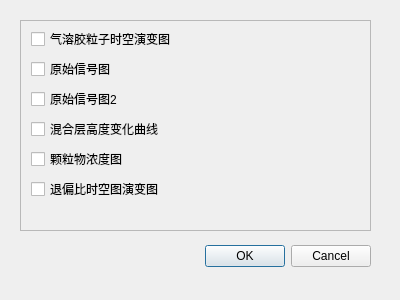
lightjameslyy/heifei_project, file dialog_graphdisplay.ui: the form before one commit.
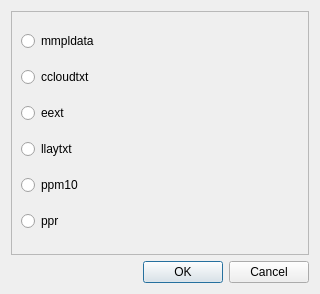
The form after the commit.

What changed in the file:
```diff
--- a/dialog_graphdisplay.ui
+++ b/dialog_graphdisplay.ui
@@ -6,38 +6,16 @@
    <rect>
     <x>0</x>
     <y>0</y>
-    <width>400</width>
-    <height>300</height>
+    <width>320</width>
+    <height>294</height>
    </rect>
   </property>
   <property name="windowTitle">
    <string>Dialog</string>
   </property>
-  <widget class="QDialogButtonBox" name="buttonBox">
-   <property name="geometry">
-    <rect>
-     <x>30</x>
-     <y>240</y>
-     <width>341</width>
-     <height>32</height>
-    </rect>
-   </property>
-   <property name="orientation">
-    <enum>Qt::Horizontal</enum>
-   </property>
-   <property name="standardButtons">
-    <set>QDialogButtonBox::Cancel|QDialogButtonBox::Ok</set>
-   </property>
-  </widget>
+  <layout class="QVBoxLayout" name="verticalLayout_2">
+   <item>
   <widget class="QScrollArea" name="scrollArea">
-   <property name="geometry">
-    <rect>
-     <x>20</x>
-     <y>20</y>
-     <width>351</width>
-     <height>211</height>
-    </rect>
-   </property>
    <property name="widgetResizable">
     <bool>true</bool>
    </property>
@@ -46,90 +24,68 @@
      <rect>
       <x>0</x>
       <y>0</y>
-      <width>349</width>
-      <height>209</height>
-     </rect>
-    </property>
-    <widget class="QCheckBox" name="checkBox">
-     <property name="geometry">
-      <rect>
-       <x>10</x>
-       <y>10</y>
-       <width>191</width>
-       <height>16</height>
-      </rect>
-     </property>
+        <width>300</width>
+        <height>245</height>
+       </rect>
+      </property>
+      <layout class="QVBoxLayout" name="verticalLayout">
+       <item>
+        <widget class="QRadioButton" name="radioButton">
      <property name="text">
-      <string>气溶胶粒子时空演变图</string>
-     </property>
-    </widget>
-    <widget class="QCheckBox" name="checkBox_2">
-     <property name="geometry">
-      <rect>
-       <x>10</x>
-       <y>40</y>
-       <width>141</width>
-       <height>16</height>
-      </rect>
-     </property>
+          <string>mmpldata</string>
+         </property>
+        </widget>
+       </item>
+       <item>
+        <widget class="QRadioButton" name="radioButton_2">
      <property name="text">
-      <string>原始信号图</string>
-     </property>
-    </widget>
-    <widget class="QCheckBox" name="checkBox_3">
-     <property name="geometry">
-      <rect>
-       <x>10</x>
-       <y>70</y>
-       <width>141</width>
-       <height>16</height>
-      </rect>
-     </property>
+          <string>ccloudtxt</string>
+         </property>
+        </widget>
+       </item>
+       <item>
+        <widget class="QRadioButton" name="radioButton_3">
      <property name="text">
-      <string>原始信号图2</string>
-     </property>
-    </widget>
-    <widget class="QCheckBox" name="checkBox_4">
-     <property name="geometry">
-      <rect>
-       <x>10</x>
-       <y>100</y>
-       <width>141</width>
-       <height>16</height>
-      </rect>
-     </property>
+          <string>eext</string>
+         </property>
+        </widget>
+       </item>
+       <item>
+        <widget class="QRadioButton" name="radioButton_4">
      <property name="text">
-      <string>混合层高度变化曲线</string>
-     </property>
-    </widget>
-    <widget class="QCheckBox" name="checkBox_5">
-     <property name="geometry">
-      <rect>
-       <x>10</x>
-       <y>130</y>
-       <width>131</width>
-       <height>16</height>
-      </rect>
-     </property>
+          <string>llaytxt</string>
+         </property>
+        </widget>
+       </item>
+       <item>
+        <widget class="QRadioButton" name="radioButton_5">
      <property name="text">
-      <string>颗粒物浓度图</string>
-     </property>
-    </widget>
-    <widget class="QCheckBox" name="checkBox_6">
-     <property name="geometry">
-      <rect>
-       <x>10</x>
-       <y>160</y>
-       <width>151</width>
-       <height>16</height>
-      </rect>
-     </property>
+          <string>ppm10</string>
+         </property>
+        </widget>
+       </item>
+       <item>
+        <widget class="QRadioButton" name="radioButton_6">
      <property name="text">
-      <string>退偏比时空图演变图</string>
-     </property>
-    </widget>
-   </widget>
-  </widget>
+          <string>ppr</string>
+         </property>
+        </widget>
+       </item>
+      </layout>
+     </widget>
+    </widget>
+   </item>
+   <item>
+    <widget class="QDialogButtonBox" name="buttonBox">
+     <property name="orientation">
+      <enum>Qt::Horizontal</enum>
+     </property>
+     <property name="standardButtons">
+      <set>QDialogButtonBox::Cancel|QDialogButtonBox::Ok</set>
+     </property>
+    </widget>
+   </item>
+  </layout>
  </widget>
  <resources/>
  <connections>
```
Lines whose indentation alone changed are shown as unchanged.
